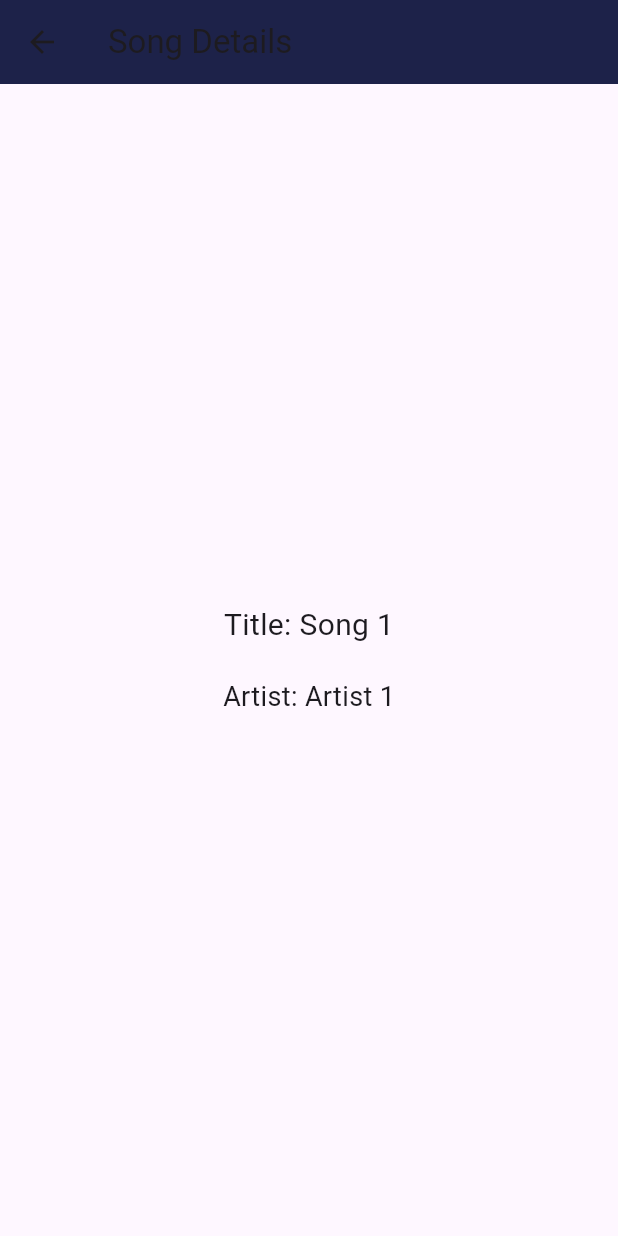
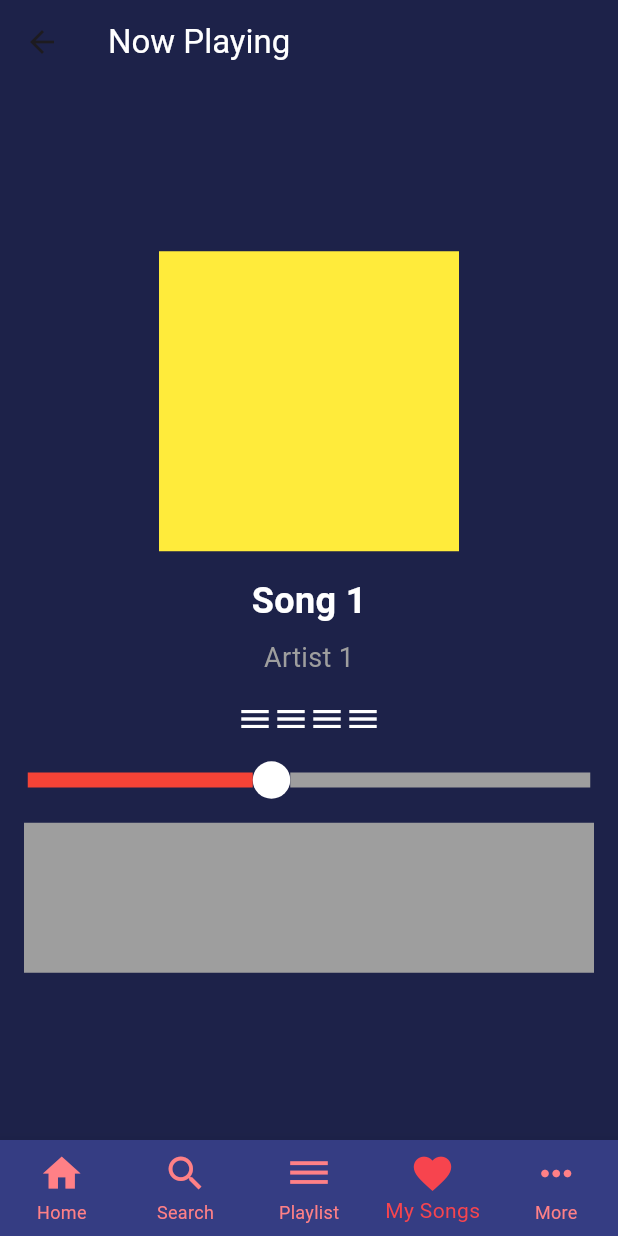
Before and after one commit to Marta-24/Firebase, a Flutter app: the screen it shows after launch, after a tap on an icon or button, on a phone screen of 412 x 824 dp. Run offline on Flutter 3.47's test engine with Material 3 defaults, Android fonts, the phone set to English and light mode, and no system bars.

Commit message:
Song Page better design
the yellow is the cover, the grey where the lyrics are going to be

```diff
--- a/lib/pages/song_page.dart
+++ b/lib/pages/song_page.dart
@@ -1,34 +1,127 @@
 import 'package:flutter/material.dart';
+import 'package:music_app/widgets/bottom_bar.dart';
 
 class SongPage extends StatelessWidget {
   final String title;
   final String artist;
 
-  const SongPage({Key? key, required this.title, required this.artist})
-      : super(key: key);
+  const SongPage({
+    Key? key,
+    required this.title,
+    required this.artist,
+  }) : super(key: key);
 
   @override
   Widget build(BuildContext context) {
     return Scaffold(
       appBar: AppBar(
-        title: const Text('Song Details'),
+        backgroundColor: const Color.fromARGB(255, 29, 34, 73),
+        title: const Text(
+          'Now Playing',
+          style: TextStyle(
+            color: Colors.white,
           ),
+        ),
+      ),
+      backgroundColor: const Color.fromARGB(255, 29, 34, 73),
       body: Center(
+        child: Padding(
+          padding: const EdgeInsets.all(16.0),
           child: Column(
+            crossAxisAlignment: CrossAxisAlignment.center,
             mainAxisAlignment: MainAxisAlignment.center,
             children: [
+              Container(
+                height: 200.0,
+                width: 200.0,
+                color: Colors.yellow,
+              ),
+              const SizedBox(height: 16.0),
               Text(
-              'Title: $title',
-              style: const TextStyle(fontSize: 20),
+                title,
+                style: const TextStyle(
+                  fontSize: 24.0,
+                  fontWeight: FontWeight.bold,
+                  color: Colors.white,
                 ),
-            const SizedBox(height: 20),
+              ),
+              const SizedBox(height: 8.0),
               Text(
-              'Artist: $artist',
-              style: TextStyle(fontSize: 18),
+                artist,
+                style: const TextStyle(
+                  fontSize: 18.0,
+                  color: Colors.grey,
+                ),
+              ),
+              const SizedBox(height: 16.0),
+              const Row(
+                mainAxisAlignment: MainAxisAlignment.center,
+                children: [
+                  Icon(Icons.menu, color: Colors.white),
+                  Icon(Icons.menu, color: Colors.white),
+                  Icon(Icons.menu, color: Colors.white),
+                  Icon(Icons.menu, color: Colors.white),
+                ],
+              ),
+              const SizedBox(height: 16.0),
+              Row(
+                mainAxisAlignment: MainAxisAlignment.center,
+                children: [
+                  // LEFT LINE
+                  Container(
+                    height: 10.0,
+                    width: 150.0,
+                    color: Colors.red,
+                  ),
+                  // CIRCLE
+                  Container(
+                    height: 25.0,
+                    width: 25.0,
+                    decoration: const BoxDecoration(
+                      shape: BoxShape.circle,
+                      color: Colors.white,
+                    ),
+                  ),
+                  // RIGHT LINE
+                  Container(
+                    height: 10.0,
+                    width: 200.0,
+                    color: Colors.grey,
+                  ),
+                ],
+              ),
+              const SizedBox(height: 16.0),
+              Container(
+                height: 100.0,
+                width: double.infinity,
+                color: Colors.grey,
               ),
             ],
           ),
         ),
+      ),
+      bottomNavigationBar: BottomBar(
+  currentIndex: 3, // Assuming 3 is the index for 'My Songs'
+  onTap: (index) {
+    switch (index) {
+      case 0:
+        Navigator.of(context).pushReplacementNamed('/');
+        break;
+      case 1:
+        Navigator.of(context).pushReplacementNamed('/search');
+        break;
+      case 2:
+        Navigator.of(context).pushReplacementNamed('/playlist');
+        break;
+      case 3:
+        // No need to navigate to the same page, but you can handle it differently if needed
+        break;
+      case 4:
+        Navigator.of(context).pushReplacementNamed('/more');
+        break;
+    }
+  },
+),
     );
   }
 }
```
Lines whose indentation alone changed are shown as unchanged.
